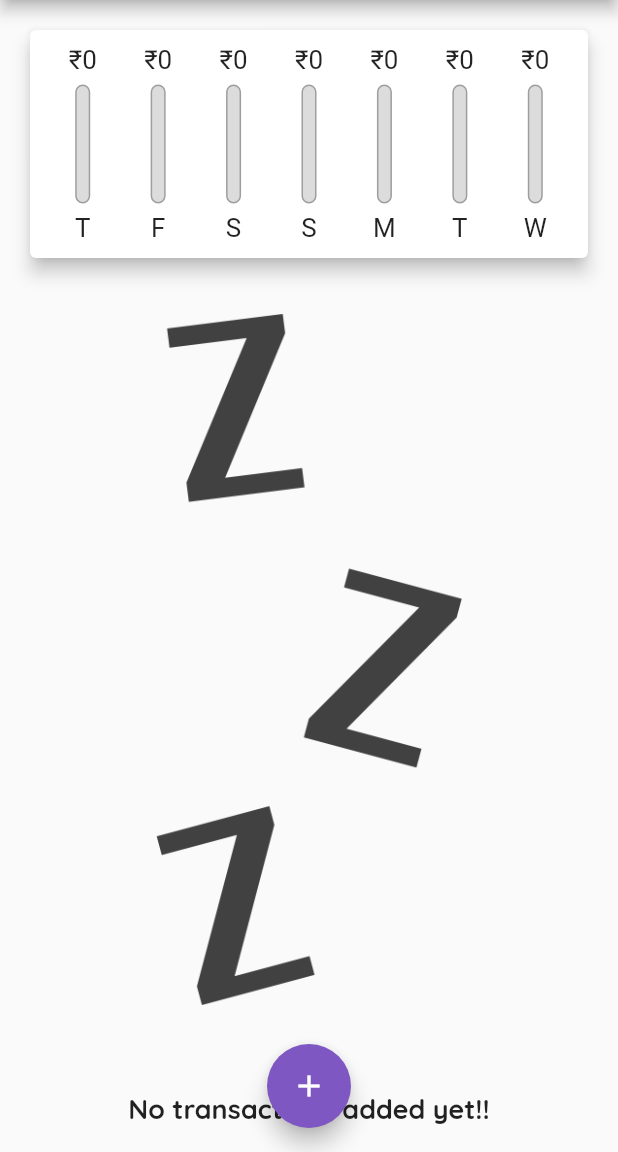
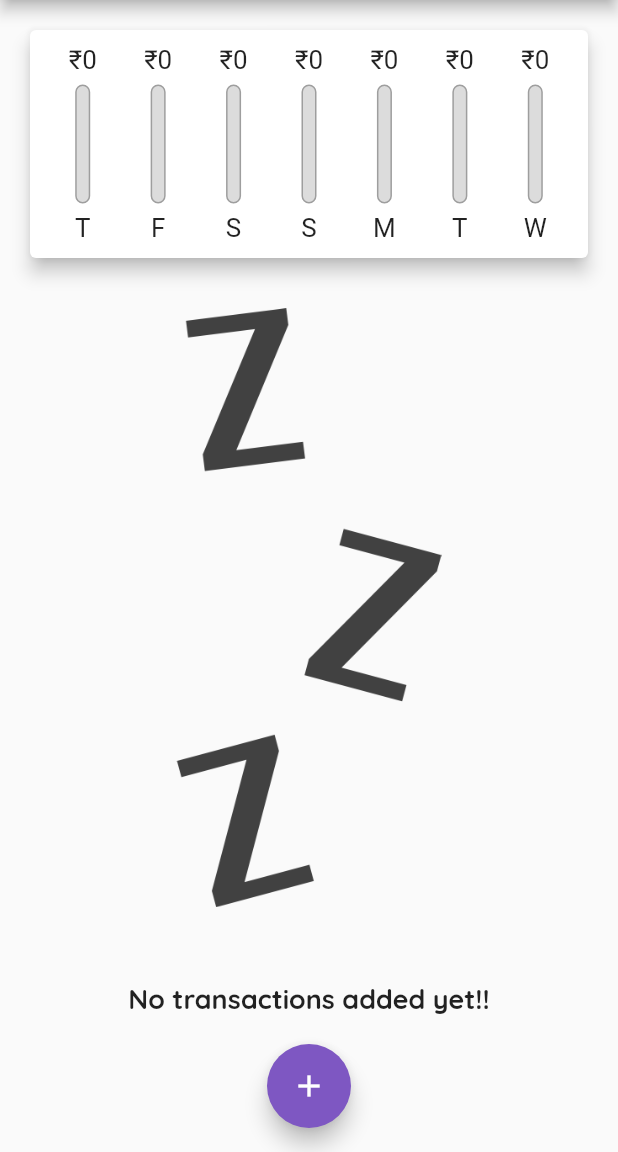
Before and after one commit to adityajaiswal094/Expense-Tracker, a Flutter app: the screen it shows after launch, on a phone screen of 412 x 824 dp, the part 84-1236 px from its top. Run offline on Flutter 3.47's test engine with Material 2 defaults, Android fonts, the phone set to English and light mode, and no system bars.

Commit message:
Responsive and Adaptive Modifications

```diff
--- a/lib/home_page.dart
+++ b/lib/home_page.dart
@@ -16,9 +16,26 @@ class HomePage extends StatefulWidget {
   State<HomePage> createState() => _HomePageState();
 }
 
-class _HomePageState extends State<HomePage> {
+class _HomePageState extends State<HomePage> with WidgetsBindingObserver {
   final List<Transaction> _userTransactions = [];
   bool _showChart = false;
+
+  @override
+  void initState() {
+    WidgetsBinding.instance.addObserver(this);
+    super.initState();
+  }
+
+  @override
+  void didChangeAppLifecycleState(AppLifecycleState state) {
+    debugPrint('$state');
+  }
+
+  @override
+  void dispose() {
+    WidgetsBinding.instance.removeObserver(this);
+    super.dispose();
+  }
 
   List<Transaction> get _recentTransactions {
     return _userTransactions.where((trnx) {
@@ -59,59 +76,17 @@ class _HomePageState extends State<HomePage> {
     });
   }
 
-  @override
-  Widget build(BuildContext context) {
-    final mediaQuery = MediaQuery.of(context);
-    final isLandScape = mediaQuery.orientation == Orientation.landscape;
-
-    // ANDROID APPBAR
-    final appBar = AppBar(
-      title: const Text(
-        "Expense Tracker",
-      ),
-      actions: [
-        IconButton(
-          icon: const Icon(Icons.add),
-          onPressed: () => _startAddNewTransaction(context),
-        ),
-      ],
-    );
-
-    // IOS APPBAR
-    final iosAppBar = CupertinoNavigationBar(
-      middle: const Text(
-        "Expense Tracker",
-      ),
-      trailing: Row(
-        children: [
-          GestureDetector(
-            onTap: () => _startAddNewTransaction(context),
-            child: const Icon(CupertinoIcons.add),
-          ),
-        ],
-      ),
-    );
-
-    // TRANSACTION LIST.DART
-    final txListWidget = SizedBox(
-      height: (mediaQuery.size.height -
-              appBar.preferredSize.height -
-              mediaQuery.padding.top) *
-          0.75,
-      child: TransactionList(_userTransactions, _deleteTransaction),
-    );
-
-    // HOMEPAGE BODY
-    final pageBody = SingleChildScrollView(
-      child: Column(
-        // mainAxisAlignment: MainAxisAlignment.spaceAround,
-        children: [
+  List<Widget> _buildLandscape(MediaQueryData mediaQuery,
+      PreferredSizeWidget appBar, Widget txListWidget) {
+    return [
       // SWITCH FOR CHART
-          if (isLandScape)
       Row(
         mainAxisAlignment: MainAxisAlignment.center,
         children: [
-                const Text("Show Chart"),
+          Text(
+            "Show Chart",
+            style: Theme.of(context).textTheme.headline6,
+          ),
           Switch.adaptive(
             activeColor: Theme.of(context).accentColor,
             value: _showChart,
@@ -123,24 +98,6 @@ class _HomePageState extends State<HomePage> {
           ),
         ],
       ),
-
-          // PORTRAIT MODE {
-          // CHART TO SHOW DAILY EXPENSE GRAPHICALLY
-          if (!isLandScape)
-            SizedBox(
-              height: (mediaQuery.size.height -
-                      appBar.preferredSize.height -
-                      mediaQuery.padding.top) *
-                  0.25,
-              child: Chart(_recentTransactions),
-            ),
-
-          // USER TRANSACTION LIST
-          if (!isLandScape) txListWidget,
-          // } PORTRAIT MODE ENDS
-
-          // LANDSCAPE MODE {
-          if (isLandScape)
       _showChart
           // CHART TO SHOW DAILY EXPENSE GRAPHICALLY
           ? SizedBox(
@@ -153,15 +110,104 @@ class _HomePageState extends State<HomePage> {
 
           // USER TRANSACTION LIST
           : txListWidget,
+    ];
+  }
+
+  List<Widget> _buildPortrait(MediaQueryData mediaQuery,
+      PreferredSizeWidget appBar, Widget txListWidget) {
+    return [
+      // CHART TO SHOW DAILY EXPENSE GRAPHICALLY
+      SizedBox(
+        height: (mediaQuery.size.height -
+                appBar.preferredSize.height -
+                mediaQuery.padding.top) *
+            0.25,
+        child: Chart(_recentTransactions),
+      ),
+
+      // USER TRANSACTION LIST
+      txListWidget,
+    ];
+  }
+
+  PreferredSizeWidget _buildAppBar() {
+    return Platform.isIOS
+        ? CupertinoNavigationBar(
+            middle: const Text(
+              "Expense Tracker",
+            ),
+            trailing: Row(
+              mainAxisSize: MainAxisSize.min,
+              children: [
+                GestureDetector(
+                  onTap: () => _startAddNewTransaction(context),
+                  child: const Icon(CupertinoIcons.add),
+                ),
+              ],
+            ),
+          )
+        : AppBar(
+            title: const Text(
+              "Expense Tracker",
+            ),
+            actions: [
+              IconButton(
+                icon: const Icon(Icons.add),
+                onPressed: () => _startAddNewTransaction(context),
+              ),
+            ],
+          ) as PreferredSizeWidget;
+  }
+
+  @override
+  Widget build(BuildContext context) {
+    final mediaQuery = MediaQuery.of(context);
+    final isLandScape = mediaQuery.orientation == Orientation.landscape;
+
+    // AppBar for IOS or Android
+    final appBar = _buildAppBar();
+
+    // TRANSACTION LIST.DART
+    final txListWidget = SizedBox(
+      height: (mediaQuery.size.height -
+              appBar.preferredSize.height -
+              mediaQuery.padding.top) *
+          0.65,
+      child: TransactionList(_userTransactions, _deleteTransaction),
+    );
+
+    // HOMEPAGE BODY
+    final pageBody = SafeArea(
+      child: SingleChildScrollView(
+        child: Column(
+          // mainAxisAlignment: MainAxisAlignment.spaceAround,
+          children: [
+            // PORTRAIT MODE {
+            if (!isLandScape)
+              ..._buildPortrait(
+                mediaQuery,
+                appBar,
+                txListWidget,
+              ),
+            // } PORTRAIT MODE ENDS
+
+            // LANDSCAPE MODE {
+            if (isLandScape)
+              ..._buildLandscape(
+                mediaQuery,
+                appBar,
+                txListWidget,
+              ),
             // } LANDSCAPE MODE ENDS
           ],
+        ),
       ),
     );
 
     return Platform.isIOS
         ? CupertinoPageScaffold(
             child: pageBody,
-            navigationBar: iosAppBar,
+            navigationBar: appBar as ObstructingPreferredSizeWidget,
           )
         : Scaffold(
             appBar: appBar,
--- a/lib/main.dart
+++ b/lib/main.dart
@@ -1,6 +1,7 @@
-import 'package:expense_planner/home_page.dart';
 import 'package:flutter/material.dart';
 // import 'package:flutter/services.dart';
+
+import './home_page.dart';
 
 void main() {
   // WidgetsFlutterBinding.ensureInitialized();
```
Also changed, not shown: lib/widgets/adaptive_flatbutton.dart (added, +33 -0 lines), lib/widgets/new_transaction.dart (+23 -8 lines), lib/widgets/transaction_item.dart (added, +65 -0 lines), lib/widgets/transaction_list.dart (+3 -40 lines), 1 other file. Lines whose indentation alone changed are shown as unchanged.
